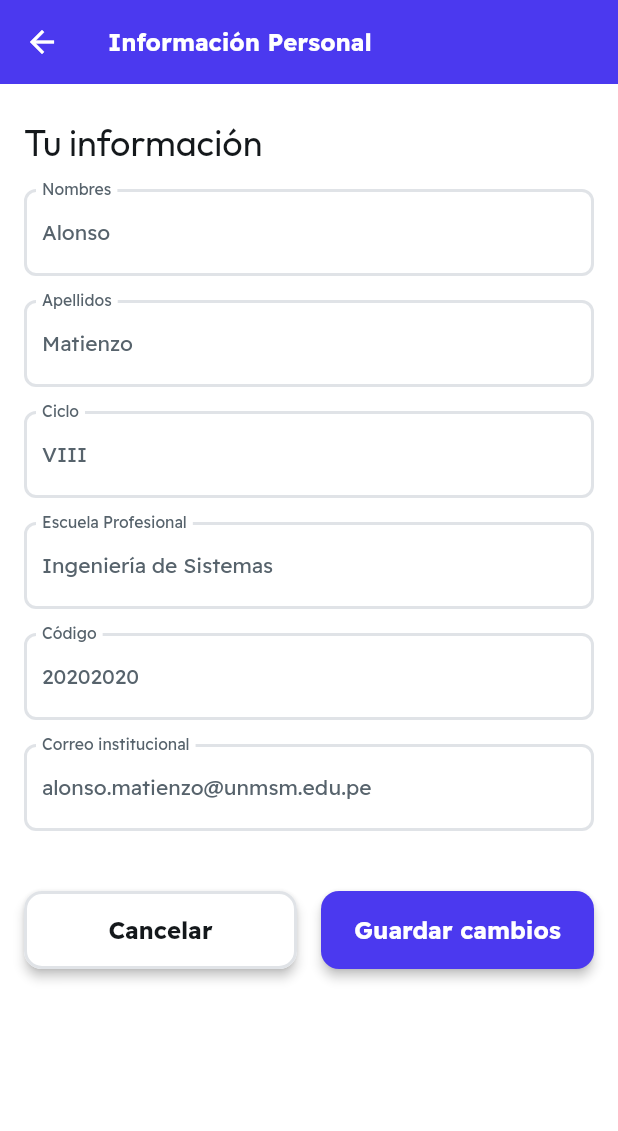
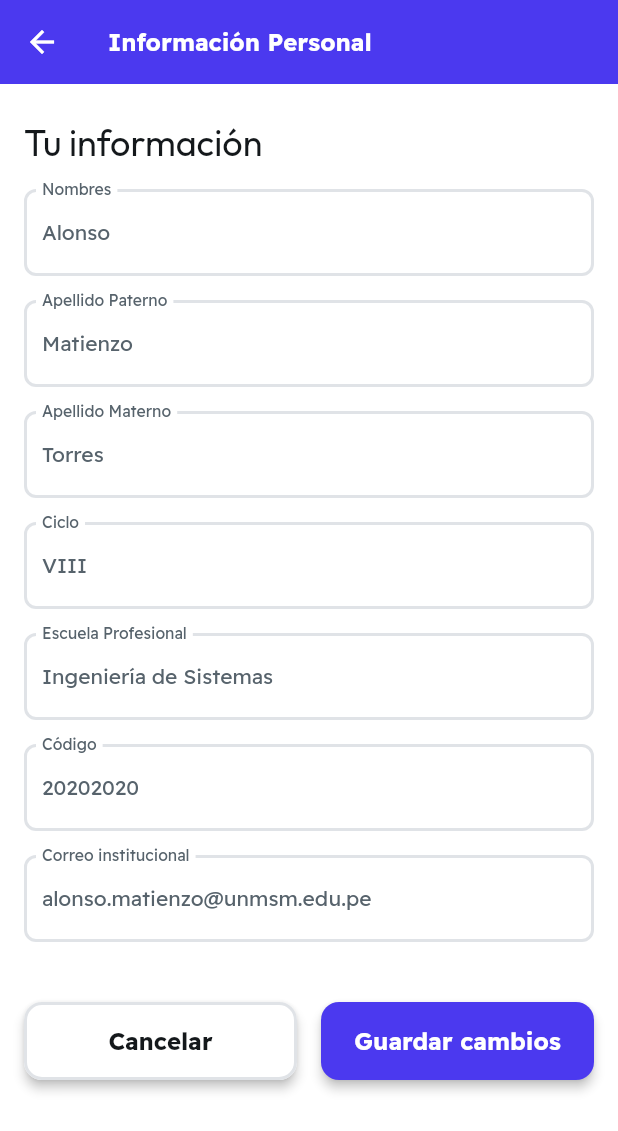
Before and after one commit to GuillermoCS09/Grupo3TAD, a Flutter app: the Perfil screen opened directly, after a tap on "Información personal", on a phone screen of 412 x 824 dp. Shown: the top 1131 px of the screen. Run offline on Flutter 3.47's test engine with Material 2 defaults, Android fonts, the phone set to English and light mode, and no system bars; our stand-ins replace cloud_firestore, firebase_auth, firebase_core, in_app_review, rating_dialog, table_calendar; missing offline and left inert: tflite_flutter; accounts and stored records are empty; generated files the repository leaves out were written again.

```diff
--- a/lib/auth.dart
+++ b/lib/auth.dart
@@ -1,7 +1,9 @@
 import 'package:firebase_auth/firebase_auth.dart';
 
 class FirebaseAuthService {
-  FirebaseAuth _auth = FirebaseAuth.instance;
+  final FirebaseAuth _auth = FirebaseAuth.instance;
+
+  User? get currentUser => _auth.currentUser;
 
   Future<User?> createUserWithEmailAndPassword(String email, String password) async {
     try {
--- a/lib/barra_inferior.dart
+++ b/lib/barra_inferior.dart
@@ -3,12 +3,21 @@ import 'pages/inicio.dart';
 import 'pages/perfil.dart';
 import 'pages/reservar.dart';
 
-void main() {
-  runApp(const MyAppBarra());
-}
+// void main() {
+//   runApp(const MyAppBarra());
+// }
 
 class MyAppBarra extends StatefulWidget {
-  const MyAppBarra({super.key});
+  //const MyAppBarra({super.key});
+  final String nombre;
+  final String apellidoPaterno;
+  final String apellidoMaterno;
+
+  MyAppBarra({
+    required this.nombre,
+    required this.apellidoPaterno,
+    required this.apellidoMaterno,
+  });
 
   @override
   _MyAppState createState() => _MyAppState();
@@ -17,11 +26,21 @@ class MyAppBarra extends StatefulWidget {
 class _MyAppState extends State<MyAppBarra> {
   int paginaActual = 0;
 
-  List<Widget> paginas = [
-    const Inicio(),
-    const Reservar(),
-    const Perfil()
-  ];
+  late List<Widget> paginas;
+
+  @override
+  void initState() {
+    super.initState();
+    paginas = [
+      Inicio(
+        nombre: widget.nombre,
+        apellidoPaterno: widget.apellidoPaterno,
+        apellidoMaterno: widget.apellidoMaterno,
+      ),
+      const Reservar(),
+      const Perfil(),
+    ];
+  }
 
   @override
   Widget build(BuildContext context) {
--- a/lib/main.dart
+++ b/lib/main.dart
@@ -30,6 +30,7 @@ class MyApp extends StatelessWidget {
     return MaterialApp(
       debugShowCheckedModeBanner: false,
       title: 'Proyecto Grupo 3',
+      theme: ThemeData(unselectedWidgetColor: Colors.grey[200],),
       home: MyAppSplash(),
     );
   }
--- a/lib/pages/mi_informacion.dart
+++ b/lib/pages/mi_informacion.dart
@@ -13,6 +13,7 @@ class _MiInformacionState extends State<MiInformacion> {
 
   String nombre = "Alonso";
   String apellido_paterno = "Matienzo";
+  String apellido_materno = "Torres";
   String ciclo = "VIII";
   String escuela_profesional = "Ingeniería de Sistemas";
   String codigo = "20202020";
@@ -31,10 +32,11 @@ class _MiInformacionState extends State<MiInformacion> {
 
     _model.textController1.text = nombre;
     _model.textController2.text = apellido_paterno;
-    _model.textController3.text = ciclo;
-    _model.textController4.text = escuela_profesional;
-    _model.textController5.text = codigo;
-    _model.textController6.text = correo;
+    _model.textController3.text = apellido_materno;
+    _model.textController4.text = ciclo;
+    _model.textController5.text = escuela_profesional;
+    _model.textController6.text = codigo;
+    _model.textController7.text = correo;
   }
 
   @override
@@ -93,11 +95,12 @@ class _MiInformacionState extends State<MiInformacion> {
                   crossAxisAlignment: CrossAxisAlignment.start,
                   children: [
                     CampoTexto(context, _model.textController1, 'Nombres', (value) => _model.textController1Validator(context, value)),
-                    CampoTexto(context, _model.textController2, 'Apellidos', (value) => _model.textController2Validator(context, value)),
-                    CampoTexto(context, _model.textController3, 'Ciclo', (value) => _model.textController3Validator(context, value)),
-                    CampoTexto(context, _model.textController4, 'Escuela Profesional', (value) => _model.textController4Validator(context, value)),
-                    CampoTexto(context, _model.textController5, 'Código', (value) => _model.textController5Validator(context, value)),
-                    CampoTexto(context, _model.textController6, 'Correo institucional', (value) => _model.textController6Validator(context, value)),
+                    CampoTexto(context, _model.textController2, 'Apellido Paterno', (value) => _model.textController2Validator(context, value)),
+                    CampoTexto(context, _model.textController3, 'Apellido Materno', (value) => _model.textController3Validator(context, value)),
+                    CampoTexto(context, _model.textController4, 'Ciclo', (value) => _model.textController4Validator(context, value)),
+                    CampoTexto(context, _model.textController5, 'Escuela Profesional', (value) => _model.textController5Validator(context, value)),
+                    CampoTexto(context, _model.textController6, 'Código', (value) => _model.textController6Validator(context, value)),
+                    CampoTexto(context, _model.textController7, 'Correo institucional', (value) => _model.textController7Validator(context, value)),
                   ],
                 ),
               ),
@@ -152,9 +155,11 @@ class _MiInformacionState extends State<MiInformacion> {
                               Navigator.pop(context);
                               nombre = _model.textController1.text;
                               apellido_paterno = _model.textController2.text;
-                              ciclo = _model.textController3.text;
-                              escuela_profesional = _model.textController4.text;
-                              codigo = _model.textController5.text;
+                              apellido_materno = _model.textController3.text;
+                              ciclo = _model.textController4.text;
+                              escuela_profesional = _model.textController5.text;
+                              codigo = _model.textController6.text;
+                              correo = _model.textController7.text;
                             },
                             style: ElevatedButton.styleFrom(
                               padding: const EdgeInsetsDirectional.fromSTEB(0, 0, 0, 0),
@@ -268,6 +273,7 @@ class MiInformacionModel {
   TextEditingController textController4 = TextEditingController();
   TextEditingController textController5 = TextEditingController();
   TextEditingController textController6 = TextEditingController();
+  TextEditingController textController7 = TextEditingController();
 
   // State field(s) for TextField widget.
   String? textController1Validator(BuildContext context, String? value) {
@@ -298,6 +304,10 @@ class MiInformacionModel {
     // Lógica de validación para el primer TextFormField
     return null; // Retorna null si la validación es exitosa, o un mensaje de error si falla.
   }
+  String? textController7Validator(BuildContext context, String? value) {
+    // Lógica de validación para el primer TextFormField
+    return null; // Retorna null si la validación es exitosa, o un mensaje de error si falla.
+  }
 
   // Implementa las funciones de validación para los demás TextFormField si es necesario.
   // void initState(BuildContext context) {}
@@ -309,5 +319,6 @@ class MiInformacionModel {
     textController4.dispose();
     textController5.dispose();
     textController6.dispose();
+    textController7.dispose();
   }
 }
--- a/lib/pages/mis_reservas.dart
+++ b/lib/pages/mis_reservas.dart
@@ -225,8 +225,6 @@ class Activas extends StatelessWidget {
                               scrollDirection: Axis.vertical,
                               children: [
                                 aulaReservada(context, 'Aula 101', '05/10/23', '10:00 AM - 12:00 PM', 'assets/images/salon1.jpg'),
-                                aulaReservada(context, 'Aula 102', '04/10/23', '03:00 PM - 05:00 PM', 'assets/images/salon2.jpg'),
-                                aulaReservada(context, 'Aula 103', '03/10/23', '04:00 PM - 06:00 PM', 'assets/images/salon3.jpg'),
                               ]
                           ),
                         ),
@@ -316,8 +314,6 @@ class Canceladas extends StatelessWidget {
                               shrinkWrap: true,
                               scrollDirection: Axis.vertical,
                               children: [
-                                aulaReservada(context, 'Aula 103', '05/10/23', '10:00 AM - 12:00 PM', 'assets/images/salon1.jpg'),
-                                aulaReservada(context, 'Aula 104', '04/10/23', '03:00 PM - 05:00 PM', 'assets/images/salon2.jpg'),
                                 aulaReservada(context, 'Aula 105', '03/10/23', '04:00 PM - 06:00 PM', 'assets/images/salon3.jpg'),
                               ]
                           ),
--- a/lib/pages/perfil.dart
+++ b/lib/pages/perfil.dart
@@ -124,14 +124,13 @@ class _Perfil extends State<Perfil> {
                       crossAxisAlignment: CrossAxisAlignment.start,
                       children: [
                         Padding(
-                          padding: const EdgeInsetsDirectional.fromSTEB(16, 16, 16, 0),
+                          padding: const EdgeInsetsDirectional.fromSTEB(0, 16, 0, 0),
                           child: Column(
                             mainAxisSize: MainAxisSize.max,
                             crossAxisAlignment: CrossAxisAlignment.start,
                             children: [
                               const Padding(
-                                padding:
-                                EdgeInsetsDirectional.fromSTEB(0, 0, 0, 12),
+                                padding: EdgeInsetsDirectional.fromSTEB(16, 0, 16, 12),
                                 child: Text(
                                   'Ajustes',
                                   style: TextStyle( // Corregido: FlutterFlowTheme.of(context).headlineSmall
@@ -140,6 +139,45 @@ class _Perfil extends State<Perfil> {
                                     color: Color(0xFF14181B), // Cambiado: FlutterFlowTheme.of(context).info
                                   ),
                                 ),
+                              ),
+                              ListView(
+                                shrinkWrap: true,
+                                children: [
+                                  ListTile(
+                                    visualDensity: VisualDensity(horizontal: -4),
+                                    leading: Icon(
+                                      Icons.edit,
+                                      color: Color(0xFF57636C),
+                                      size: 24,
+                                    ), // Elemento a la izquierda
+                                    title: Text(
+                                        'Información personal',
+                                        textAlign: TextAlign.start,
+                                        style:
+                                        TextStyle(
+                                          fontSize: 14,
+                                          fontFamily: 'ReadexPro',
+                                          color: Color(0xFF57636C),
+                                        )
+                                    ), // Texto principal
+                                    trailing: Text(
+                                      'Editar Perfil',
+                                      textAlign: TextAlign.center,
+                                      style: TextStyle(
+                                        fontFamily: 'ReadexPro',
+                                        color: Color(0xFF4B39EF),
+                                        fontSize: 14, // Tamaño de fuente personalizado
+                                      ),
+                                    ),
+                                    onTap: () {
+                                      Navigator.of(context).push(
+                                        MaterialPageRoute(
+                                          builder: (context) => const MiInformacion(),
+                                        ),
+                                      );
+                                    },// Texto a la derecha
+                                  ),
+                                ],
                               ),
                               Padding(
                                 padding: const EdgeInsetsDirectional.fromSTEB(0, 0, 0, 8),
--- a/pubspec.yaml
+++ b/pubspec.yaml
@@ -40,6 +40,7 @@ dependencies:
   firebase_core: ^2.17.0
   firebase_auth: ^4.10.1
   tflite_flutter: ^0.10.2
+  cloud_firestore: ^4.9.3
 
 dev_dependencies:
   flutter_test:
```
Also changed, not shown: lib/login.dart (+24 -7 lines), lib/pages/inicio.dart (+14 -5 lines), pubspec.lock, 2 other files.
